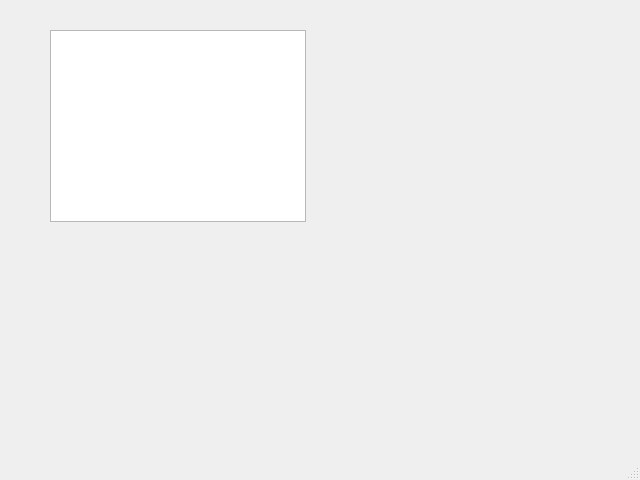
Old version of the form mainwindow.ui in the repository coffee247/MeetupDemo1.
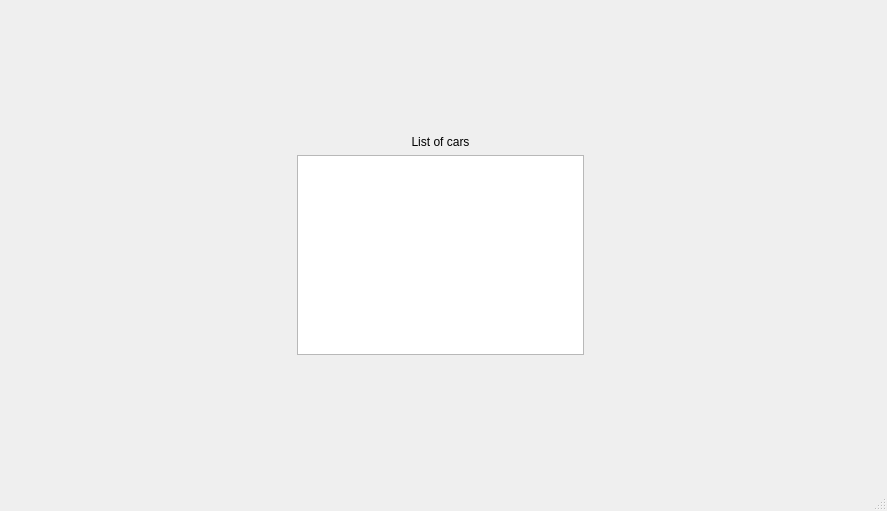
New version of the form. Custom widgets are drawn as their Qt base class.

Commit message: Working TableView, Chart needs fix.

Patch:
```diff
--- a/mainwindow.ui
+++ b/mainwindow.ui
@@ -6,24 +6,108 @@
    <rect>
     <x>0</x>
     <y>0</y>
-    <width>640</width>
-    <height>480</height>
+    <width>887</width>
+    <height>511</height>
    </rect>
   </property>
   <property name="windowTitle">
    <string>MainWindow</string>
   </property>
   <widget class="QWidget" name="centralwidget">
-   <widget class="QTableView" name="tableView">
-    <property name="geometry">
-     <rect>
-      <x>50</x>
-      <y>30</y>
-      <width>256</width>
-      <height>192</height>
-     </rect>
-    </property>
-   </widget>
+   <layout class="QGridLayout" name="gridLayout">
+    <item row="1" column="2">
+     <spacer name="horizontalSpacer_2">
+      <property name="orientation">
+       <enum>Qt::Horizontal</enum>
+      </property>
+      <property name="sizeType">
+       <enum>QSizePolicy::MinimumExpanding</enum>
+      </property>
+      <property name="sizeHint" stdset="0">
+       <size>
+        <width>283</width>
+        <height>20</height>
+       </size>
+      </property>
+     </spacer>
+    </item>
+    <item row="3" column="1">
+     <spacer name="verticalSpacer">
+      <property name="orientation">
+       <enum>Qt::Vertical</enum>
+      </property>
+      <property name="sizeHint" stdset="0">
+       <size>
+        <width>20</width>
+        <height>102</height>
+       </size>
+      </property>
+     </spacer>
+    </item>
+    <item row="2" column="0">
+     <spacer name="horizontalSpacer">
+      <property name="orientation">
+       <enum>Qt::Horizontal</enum>
+      </property>
+      <property name="sizeHint" stdset="0">
+       <size>
+        <width>283</width>
+        <height>20</height>
+       </size>
+      </property>
+     </spacer>
+    </item>
+    <item row="0" column="1">
+     <spacer name="verticalSpacer_2">
+      <property name="orientation">
+       <enum>Qt::Vertical</enum>
+      </property>
+      <property name="sizeHint" stdset="0">
+       <size>
+        <width>20</width>
+        <height>102</height>
+       </size>
+      </property>
+     </spacer>
+    </item>
+    <item row="1" column="1" rowspan="2">
+     <layout class="QHBoxLayout" name="horizontalLayout">
+      <item>
+       <layout class="QVBoxLayout" name="verticalLayout">
+        <item>
+         <widget class="QLabel" name="label">
+          <property name="text">
+           <string>List of cars</string>
+          </property>
+          <property name="alignment">
+           <set>Qt::AlignCenter</set>
+          </property>
+         </widget>
+        </item>
+        <item>
+         <widget class="QTableView" name="cars_TableView">
+          <property name="minimumSize">
+           <size>
+            <width>200</width>
+            <height>200</height>
+           </size>
+          </property>
+          <property name="maximumSize">
+           <size>
+            <width>300</width>
+            <height>16777215</height>
+           </size>
+          </property>
+         </widget>
+        </item>
+       </layout>
+      </item>
+     </layout>
+    </item>
+    <item row="2" column="2">
+     <widget class="QChartView" name="carsCharView" native="true"/>
+    </item>
+   </layout>
   </widget>
   <widget class="QMenuBar" name="menubar">
    <property name="geometry">
@@ -37,6 +121,14 @@
   </widget>
   <widget class="QStatusBar" name="statusbar"/>
  </widget>
+ <customwidgets>
+  <customwidget>
+   <class>QChartView</class>
+   <extends>QWidget</extends>
+   <header location="global">PyQt5.QtChart</header>
+   <container>1</container>
+  </customwidget>
+ </customwidgets>
  <resources/>
  <connections/>
 </ui>
```
Left out of the diff: 4 changed lines with no effect on the pictures. The commit also changes 8 other files.
